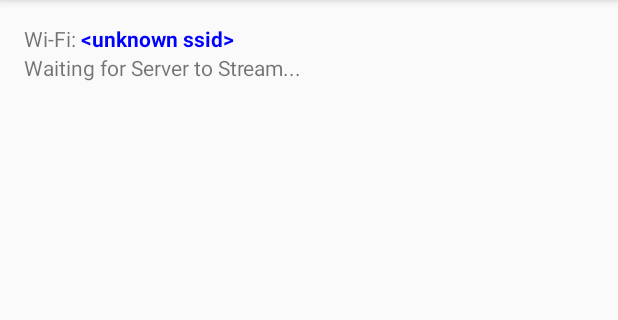
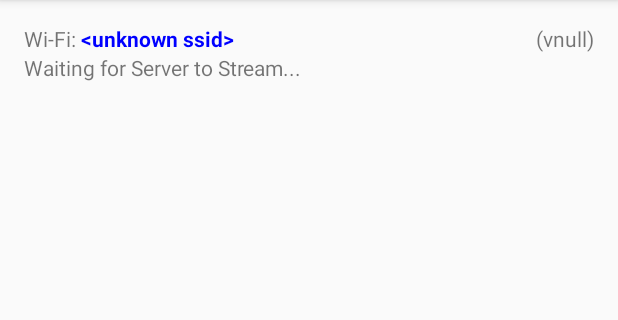
Before and after one commit to VictorNorman/ToWF-Receiver, an Android app: the screen it shows after launch (MainActivity), on a phone screen of 412 x 824 dp, the part 84-404 px from its top. Run offline under Robolectric (Android 15) with nearby library versions, the phone set to English and light mode, and no system bars.

Commit message:
Added (vX.Y) to GUI

```diff
--- a/app/src/main/java/com/briggs_inc/towf_receiver/MainActivity.java
+++ b/app/src/main/java/com/briggs_inc/towf_receiver/MainActivity.java
@@ -7,6 +7,7 @@ import com.briggs_inc.towf_receiver.InfoService.InfoServiceBinder;
 import com.briggs_inc.towf_receiver.NetworkPlaybackService.NpServiceBinder;
 
 import android.annotation.TargetApi;
+import android.content.pm.PackageManager;
 import android.media.AudioAttributes;
 import android.media.AudioManager;
 import android.media.SoundPool;
@@ -49,6 +50,7 @@ public class MainActivity extends ActionBarActivity implements NetworkPlaybackSe
 
     // GUI-related
 	TextView wifiConnection;
+    TextView versionLabel;
 	TextView waitingForServerLabel;
 	LinearLayout streamViewLayout;
 	LinearLayout listeningViewLayout;
@@ -144,6 +146,7 @@ public class MainActivity extends ActionBarActivity implements NetworkPlaybackSe
 
         // GUI-related
         wifiConnection = (TextView) findViewById(R.id.wifiConnection);
+        versionLabel = (TextView) findViewById(R.id.versionLabel);
         waitingForServerLabel = (TextView) findViewById(R.id.waitingForServerLabel);
         streamViewLayout = (LinearLayout) findViewById(R.id.streamViewLayout);
         listeningViewLayout = (LinearLayout) findViewById(R.id.listeningViewLayout);
@@ -225,6 +228,14 @@ public class MainActivity extends ActionBarActivity implements NetworkPlaybackSe
             }
         });
         dripSound = dripSoundPool.load(this, R.raw.drip, 1);
+
+        // Set Version text in GUI
+        try {
+            versionLabel.setText("(v" + getPackageManager().getPackageInfo(getPackageName(), 0).versionName + ")");
+        } catch (PackageManager.NameNotFoundException e) {
+            e.printStackTrace();
+            // And don't change versionLabel - just leave it as is: (v0.0)
+        }
     }
 
 	private void updateLblPlaybackSpeed(int playbackSpeed) {
--- a/app/src/main/res/layout/activity_main.xml
+++ b/app/src/main/res/layout/activity_main.xml
@@ -10,15 +10,27 @@
     android:paddingTop="@dimen/activity_vertical_margin"
     tools:context="com.briggs_inc.towf_bc_receiver.MainActivity" >
 
-    <LinearLayout
+    <RelativeLayout
         android:layout_width="match_parent"
-        android:layout_height="wrap_content" >
+        android:layout_height="wrap_content">
+
+        <TextView
+            android:layout_width="wrap_content"
+            android:layout_height="wrap_content"
+            android:text="(v0.0)"
+            android:id="@+id/versionLabel"
+            android:layout_alignParentTop="true"
+            android:layout_alignParentRight="true"
+            android:layout_alignParentEnd="true" />
 
         <TextView
             android:id="@+id/textView1"
             android:layout_width="wrap_content"
             android:layout_height="wrap_content"
-            android:text="Wi-Fi: " />
+            android:text="Wi-Fi: "
+            android:layout_alignParentTop="true"
+            android:layout_alignParentLeft="true"
+            android:layout_alignParentStart="true" />
 
         <TextView
             android:id="@+id/wifiConnection"
@@ -26,7 +38,17 @@
             android:layout_height="wrap_content"
             android:text="&lt;None>"
             android:textColor="#0000FF"
-            android:textStyle="bold" />
+            android:textStyle="bold"
+            android:layout_alignParentTop="true"
+            android:layout_toRightOf="@+id/textView1"
+            android:layout_toEndOf="@+id/textView1" />
+
+    </RelativeLayout>
+
+    <LinearLayout
+        android:layout_width="match_parent"
+        android:layout_height="wrap_content" >
+
     </LinearLayout>
 
     <TextView
```
